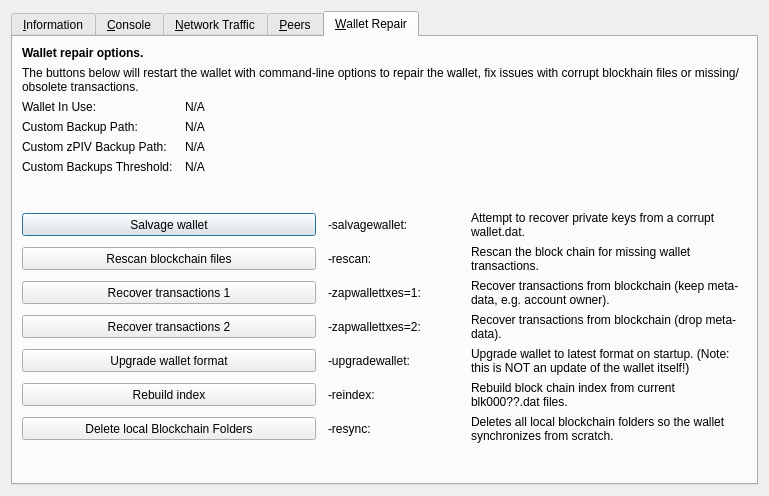
Old version of the form src/qt/forms/rpcconsole.ui in the repository Pirontechv/Bitchain.
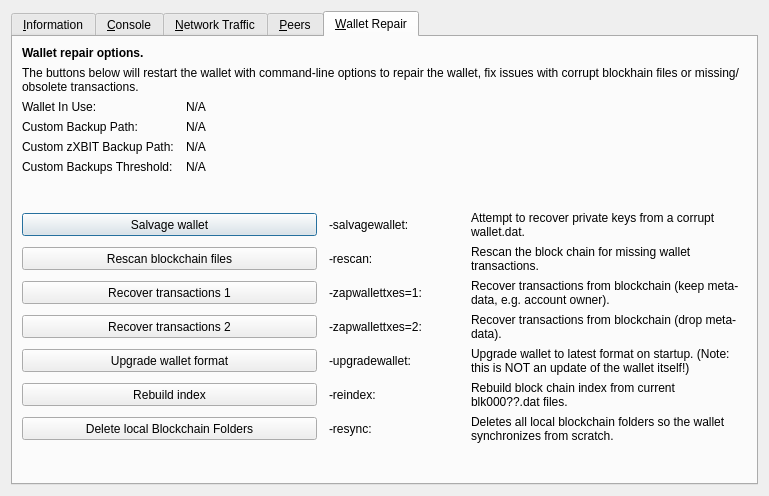
New version of the form. The open tabs and pages were chosen to show the change. Icons and pictures are not drawn. Custom widgets are drawn as their Qt base class.

```diff
--- a/src/qt/forms/rpcconsole.ui
+++ b/src/qt/forms/rpcconsole.ui
@@ -1333,7 +1333,7 @@
           <bool>false</bool>
          </property>
          <property name="text">
-          <string>Custom zPIV Backup Path:</string>
+          <string>Custom zXBIT Backup Path:</string>
          </property>
         </widget>
        </item>
```
Left out of the diff: 4 changed lines with no effect on the pictures.
